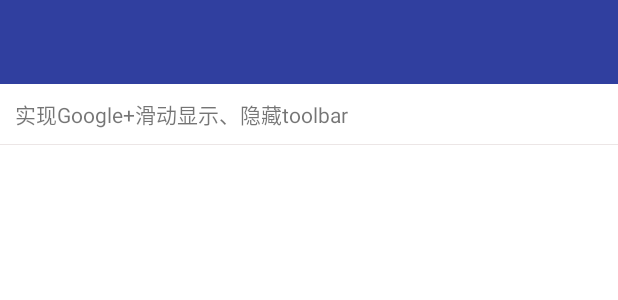
After one commit to bingely/materialDesign, an Android app: the layout act_material.xml on its own in the app's theme, with its tools: preview values and no code run, on a phone screen of 412 x 824 dp. The commit adds this screen. Shown: the top 300 px of the screen. Run offline under Robolectric (Android 15) with nearby library versions, the phone set to English and light mode, and no system bars.

Commit message:
先从零学起

```diff
--- a/app/src/main/AndroidManifest.xml
+++ b/app/src/main/AndroidManifest.xml
@@ -20,6 +20,7 @@
         </activity>
         <activity android:name=".activity.MaterialMainActivity"/>
         <activity android:name=".activity.XsqMainActivity"/>
+        <activity android:name=".activity.HideToolbarActivty"/>
 
     </application>
 
--- /dev/null
+++ b/app/src/main/res/layout/act_material.xml
@@ -0,0 +1,39 @@
+<?xml version="1.0" encoding="utf-8"?>
+<LinearLayout xmlns:android="http://schemas.android.com/apk/res/android"
+              android:layout_width="match_parent"
+              android:layout_height="match_parent"
+              android:background="#FFFFFF"
+              android:orientation="vertical">
+
+    <android.support.v7.widget.Toolbar
+        android:id="@+id/toolbar"
+        android:layout_width="match_parent"
+        android:layout_height="wrap_content"
+        android:layout_alignParentTop="true"
+        android:background="?attr/colorPrimaryDark">
+    </android.support.v7.widget.Toolbar>
+
+
+    <LinearLayout
+        android:id="@+id/ll_hide_toolbar"
+        android:layout_width="match_parent"
+        android:layout_height="40dp"
+        android:gravity="center_vertical"
+        android:minHeight="40dp"
+        android:orientation="vertical"
+        android:paddingLeft="10dp">
+
+        <TextView
+            android:layout_width="wrap_content"
+            android:layout_height="wrap_content"
+            android:text="实现Google+滑动显示、隐藏toolbar"/>
+
+    </LinearLayout>
+
+    <View
+        android:layout_width="match_parent"
+        android:layout_height="0.5dp"
+        android:background="#ece6e6">
+    </View>
+
+</LinearLayout>
--- a/app/src/main/res/values/styles.xml
+++ b/app/src/main/res/values/styles.xml
@@ -1,7 +1,8 @@
 <resources>
 
     <!-- Base application theme. -->
-    <style name="AppTheme" parent="Theme.AppCompat.Light.DarkActionBar">
+    <!-- 设置为不使用actionbar-->
+    <style name="AppTheme" parent="Theme.AppCompat.Light.NoActionBar">
         <!-- Customize your theme here. -->
         <item name="colorPrimary">@color/colorPrimary</item>
         <item name="colorPrimaryDark">@color/colorPrimaryDark</item>
```
Also changed, not shown: app/src/main/java/com/bingley/materialdesign/activity/HideToolbarActivty.java (added, +14 -0 lines), app/src/main/java/com/bingley/materialdesign/activity/MaterialMainActivity.java (+13 -22 lines).
